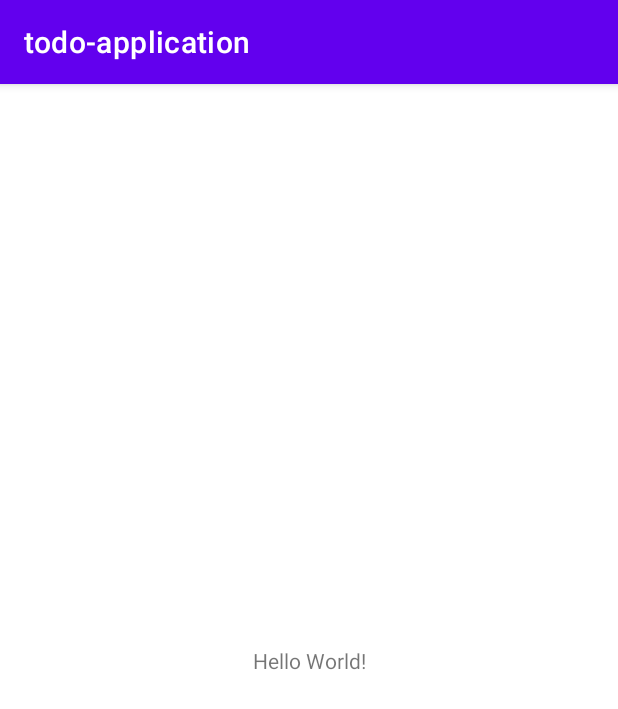
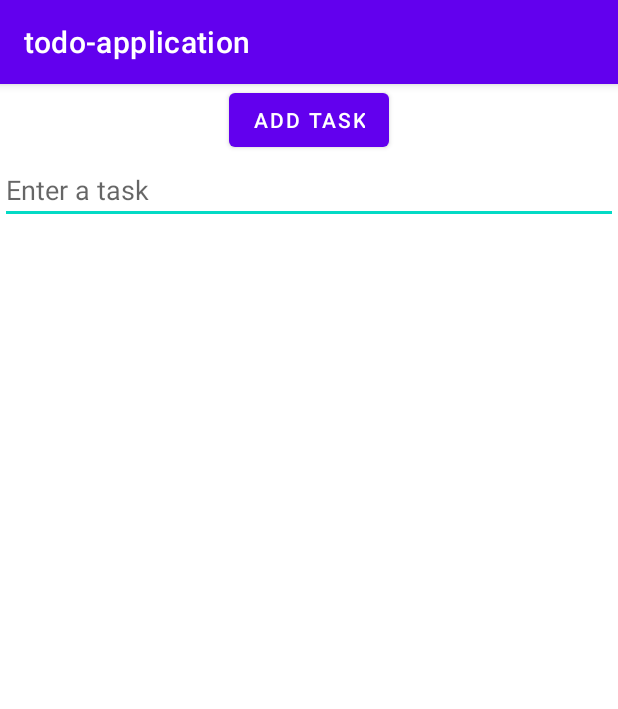
Before and after one commit to aryanprince/todo-kotlin, an Android app: the screen it shows after launch (MainActivity), on a phone screen of 412 x 824 dp. Shown: the top 709 px of the screen. Run offline under Robolectric (Android 15) with nearby library versions, the phone set to English and light mode, and no system bars.

Commit message:
feat: Built new layout to display tasks

```diff
--- a/app/src/main/res/layout/activity_main.xml
+++ b/app/src/main/res/layout/activity_main.xml
@@ -6,13 +6,32 @@
     android:layout_height="match_parent"
     tools:context=".MainActivity">
 
-    <TextView
-        android:layout_width="wrap_content"
+    <LinearLayout
+        android:layout_width="match_parent"
         android:layout_height="wrap_content"
-        android:text="Hello World!"
-        app:layout_constraintBottom_toBottomOf="parent"
-        app:layout_constraintEnd_toEndOf="parent"
-        app:layout_constraintStart_toStartOf="parent"
-        app:layout_constraintTop_toTopOf="parent" />
+        android:orientation="vertical">
+
+        <Button
+            android:id="@+id/buttonAddTask"
+            android:layout_width="wrap_content"
+            android:layout_height="wrap_content"
+            android:layout_gravity="center"
+            android:text="Add Task" />
+
+        <EditText
+            android:id="@+id/editTextTask"
+            android:layout_width="match_parent"
+            android:layout_height="wrap_content"
+            android:hint="Enter a task"
+            android:imeOptions="actionDone"
+            android:inputType="text" />
+
+        <ListView
+            android:id="@+id/listViewTasks"
+            android:layout_width="match_parent"
+            android:layout_height="wrap_content"
+            android:layout_below="@id/editTextTask" />
+    </LinearLayout>
+
 
 </androidx.constraintlayout.widget.ConstraintLayout>
```
